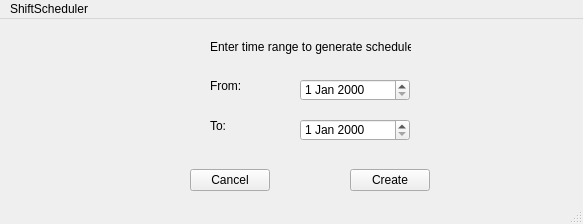
This is generateschedulewindow.ui in lariCath/ShiftScheduler as Qt 5 draws it before an edit. The edited form follows.
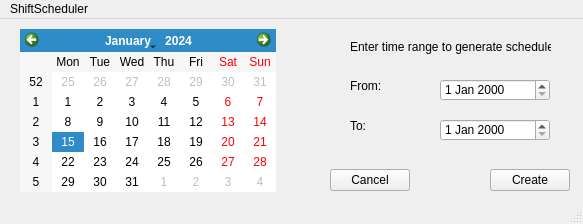
This is the edited form.

```diff
--- a/generateschedulewindow.ui
+++ b/generateschedulewindow.ui
@@ -17,7 +17,7 @@
    <widget class="QDateEdit" name="dateEdit">
     <property name="geometry">
      <rect>
-      <x>300</x>
+      <x>440</x>
       <y>60</y>
       <width>110</width>
       <height>22</height>
@@ -27,7 +27,7 @@
    <widget class="QDateEdit" name="dateEdit_2">
     <property name="geometry">
      <rect>
-      <x>300</x>
+      <x>440</x>
       <y>100</y>
       <width>110</width>
       <height>22</height>
@@ -37,7 +37,7 @@
    <widget class="QPushButton" name="pushButtonCreateSchedule">
     <property name="geometry">
      <rect>
-      <x>350</x>
+      <x>490</x>
       <y>150</y>
       <width>80</width>
       <height>22</height>
@@ -50,7 +50,7 @@
    <widget class="QLabel" name="label">
     <property name="geometry">
      <rect>
-      <x>210</x>
+      <x>350</x>
       <y>60</y>
       <width>47</width>
       <height>14</height>
@@ -63,7 +63,7 @@
    <widget class="QLabel" name="label_2">
     <property name="geometry">
      <rect>
-      <x>210</x>
+      <x>350</x>
       <y>100</y>
       <width>47</width>
       <height>14</height>
@@ -76,7 +76,7 @@
    <widget class="QLabel" name="label_3">
     <property name="geometry">
      <rect>
-      <x>210</x>
+      <x>350</x>
       <y>20</y>
       <width>201</width>
       <height>16</height>
@@ -89,7 +89,7 @@
    <widget class="QPushButton" name="pushButtonCancel">
     <property name="geometry">
      <rect>
-      <x>190</x>
+      <x>330</x>
       <y>150</y>
       <width>80</width>
       <height>22</height>
@@ -99,6 +99,16 @@
      <string>Cancel</string>
     </property>
    </widget>
+   <widget class="QCalendarWidget" name="calendarWidget">
+    <property name="geometry">
+     <rect>
+      <x>20</x>
+      <y>10</y>
+      <width>256</width>
+      <height>163</height>
+     </rect>
+    </property>
+   </widget>
   </widget>
   <widget class="QMenuBar" name="menubar">
    <property name="geometry">
```
